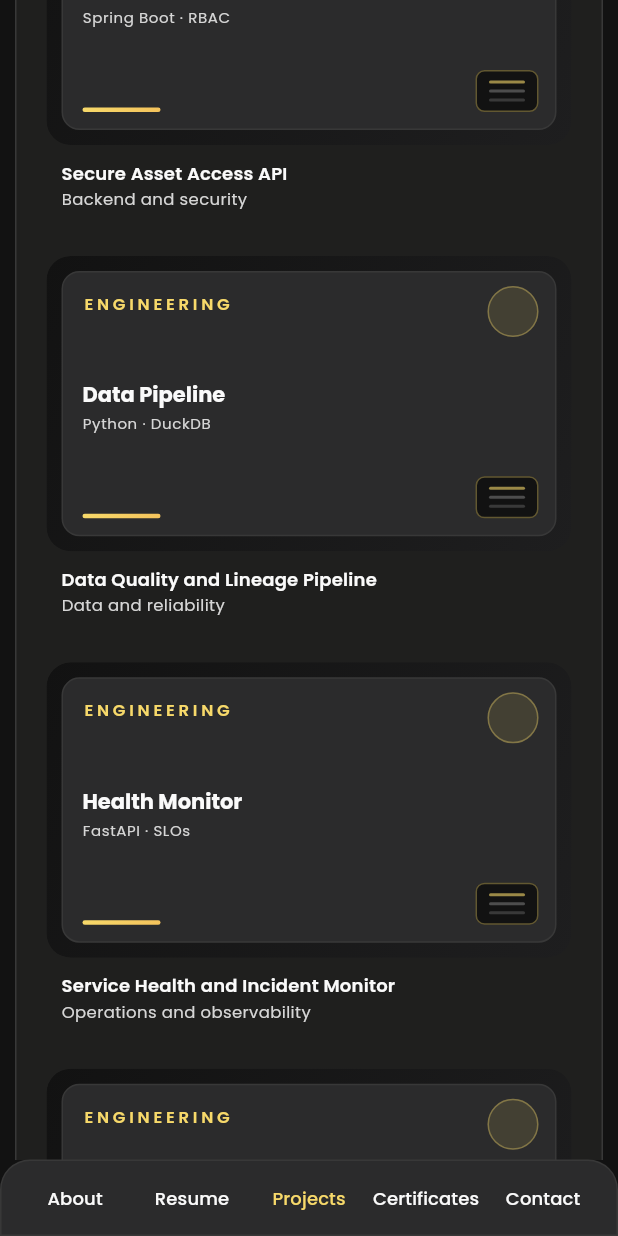
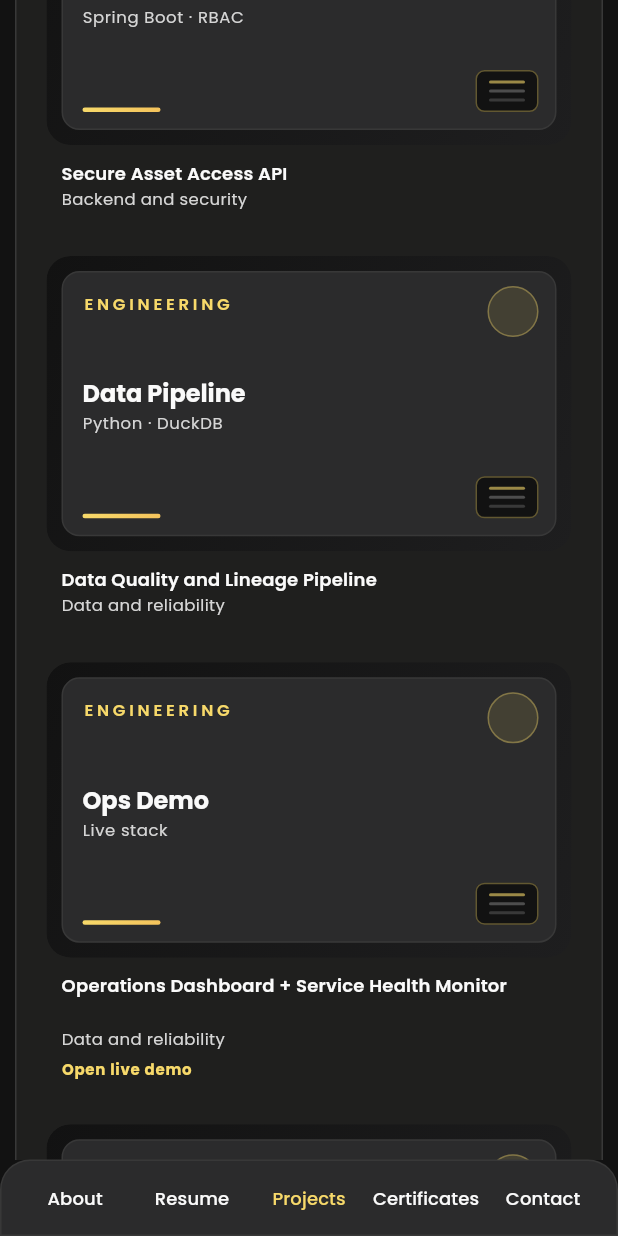
Before and after one commit to mithulram/mithulram-portfolio, a Flutter app: the screen it shows after launch, item 3 of the bottom bar chosen, scrolled down 576 dp, on a phone screen of 412 x 824 dp. Run offline on Flutter 3.47's test engine with Material 3 defaults, Android fonts, the phone set to English and light mode, and no system bars; our stand-ins replace flutter_dotenv, flutter_map, flutter_neumorphic_plus, flutter_svg, fluttertoast, get and 3 more.

Commit message:
feat: link portfolio to live operations demo
Merge the deployed Operations Dashboard stack into one project card with
live demo, frontend repo, and backend repo links on origin/main.

```diff
--- a/lib/screens/homepage/portfolio_view.dart
+++ b/lib/screens/homepage/portfolio_view.dart
@@ -139,6 +139,8 @@
   }) {
     final titleStyle = Theme.of(context).textTheme.titleMedium;
     final typeStyle = Theme.of(context).textTheme.bodyMedium;
+    final liveDemoUrl = portfolioInfo['liveDemoUrl'] ?? '';
+    final titleMaxLines = liveDemoUrl.isNotEmpty ? 2 : 1;
 
     return Padding(
       padding: const EdgeInsets.symmetric(horizontal: 10),
@@ -150,13 +152,13 @@
               ? Text(
                   portfolioInfo['title']!,
                   style: titleStyle,
-                  maxLines: 1,
+                  maxLines: titleMaxLines,
                   overflow: TextOverflow.ellipsis,
                 )
               : SelectableText(
                   portfolioInfo['title']!,
                   style: titleStyle,
-                  maxLines: 1,
+                  maxLines: titleMaxLines,
                 ),
           desktop
               ? Text(
@@ -170,6 +172,25 @@
                   style: typeStyle,
                   minLines: 1,
                 ),
+          if (liveDemoUrl.isNotEmpty) ...[
+            const SizedBox(height: 6),
+            InkWell(
+              onTap: () async {
+                if (!await launchUrl(Uri.parse(liveDemoUrl))) {
+                  throw Exception('could not launch url');
+                }
+              },
+              child: Text(
+                'Open live demo',
+                maxLines: 1,
+                overflow: TextOverflow.ellipsis,
+                style: Theme.of(context).textTheme.labelMedium?.copyWith(
+                      color: AppColors.selectionColor,
+                      fontWeight: FontWeight.w700,
+                    ),
+              ),
+            ),
+          ],
         ],
       ),
     );
@@ -232,21 +253,23 @@
               children: [
                 Text(
                   label,
-                  maxLines: 2,
+                  maxLines: 1,
                   overflow: TextOverflow.ellipsis,
                   style: Theme.of(context).textTheme.titleLarge?.copyWith(
                         color: AppColors.white,
                         fontWeight: FontWeight.w700,
-                        height: 1.1,
+                        height: 1.05,
+                        fontSize: 16,
                       ),
                 ),
-                const SizedBox(height: 6),
+                const SizedBox(height: 4),
                 Text(
                   tagline,
                   maxLines: 1,
                   overflow: TextOverflow.ellipsis,
                   style: Theme.of(context).textTheme.bodySmall?.copyWith(
                         color: AppColors.lightGray,
+                        fontSize: 11,
                       ),
                 ),
               ],
@@ -377,16 +400,37 @@
   }
 
   Widget _buttons(BuildContext context) {
+    final liveDemo = portfolioInfo['liveDemoUrl'] ?? '';
     final github = portfolioInfo['githubUrl'] ?? '';
+    final companion = portfolioInfo['companionRepoUrl'] ?? '';
     final playstore = portfolioInfo['playstoreUrl'] ?? '';
     final appstore = portfolioInfo['appstoreUrl'] ?? '';
     final buttons = <Widget>[];
 
+    if (liveDemo.isNotEmpty) {
+      buttons.add(_linkButton(
+        context,
+        url: liveDemo,
+        icon: const Icon(Icons.play_arrow_rounded,
+            size: 18, color: AppColors.selectionColor),
+        label: 'Open live demo',
+      ));
+    }
     if (github.isNotEmpty) {
-      buttons.add(_linkButton(context,
-          url: github,
-          icon: SvgPicture.asset('assets/svg/github.svg', height: 18),
-          label: 'GitHub'));
+      buttons.add(_linkButton(
+        context,
+        url: github,
+        icon: SvgPicture.asset('assets/svg/github.svg', height: 18),
+        label: companion.isNotEmpty ? 'Frontend repo' : 'GitHub',
+      ));
+    }
+    if (companion.isNotEmpty) {
+      buttons.add(_linkButton(
+        context,
+        url: companion,
+        icon: SvgPicture.asset('assets/svg/github.svg', height: 18),
+        label: 'Backend repo',
+      ));
     }
     if (appstore.isNotEmpty) {
       buttons.add(_linkButton(context,
--- a/lib/utils/common_strings.dart
+++ b/lib/utils/common_strings.dart
@@ -153,22 +153,25 @@
 ''',
   };
 
-  static const Map<String, String> healthMonitorApp = {
-    'githubUrl': 'https://github.com/mithulram/service-health-incident-monitor',
-    'coverImage': 'assets/images/cover-health-monitor.svg',
-    'coverLabel': 'Health Monitor',
-    'coverTagline': 'FastAPI · SLOs',
-    'title': 'Service Health and Incident Monitor',
-    'iconUrl': 'assets/svg/python.svg',
-    'type': 'Operations and observability',
+  static const Map<String, String> operationsStackApp = {
+    'githubUrl': 'https://github.com/mithulram/operations-dashboard',
+    'companionRepoUrl':
+        'https://github.com/mithulram/service-health-incident-monitor',
+    'liveDemoUrl': 'https://operations-dashboard-b8v.pages.dev',
+    'coverImage': 'assets/images/cover-ops-dashboard.svg',
+    'coverLabel': 'Ops Demo',
+    'coverTagline': 'Live stack',
+    'title': 'Operations Dashboard + Service Health Monitor',
+    'iconUrl': 'assets/svg/react.svg',
+    'type': 'Data and reliability',
     'about': '''
-A FastAPI monitor that exposes readiness, Prometheus-format metrics, availability SLOs, synthetic error-budget reasoning, and incident context.
+An end-to-end live full-stack demo: a React/Vite operations dashboard on Cloudflare Pages, a FastAPI service-health backend on Render, SLO and error-budget views, incident context, and deployed smoke checks.
 
-**Proof:** HTTP tests prove that a demo fault injection changes error-budget headroom.
+**Proof:** Live dashboard reads the deployed monitor API; backend and frontend smoke tests verify health, summary, incidents, and CORS.
 
-**Technologies:** Python, FastAPI, Prometheus text metrics, health endpoints, SLO/error budget, GitHub Actions
+**Technologies:** React, TypeScript, Vite, FastAPI, Prometheus text metrics, SLO/error budget, GitHub Actions
 
-Events are synthetic and in memory; SLO/error budget is process-lifetime, not a monthly production measurement.
+Synthetic in-memory demo data only; not production monitoring software or a multi-tenant NOC product.
 ''',
   };
 
@@ -211,25 +214,6 @@
 ''',
   };
 
-  static const Map<String, String> opsDashboardApp = {
-    'githubUrl': 'https://github.com/mithulram/operations-dashboard',
-    'coverImage': 'assets/images/cover-ops-dashboard.svg',
-    'coverLabel': 'Ops Dashboard',
-    'coverTagline': 'React · Metrics',
-    'title': 'Operations Dashboard',
-    'iconUrl': 'assets/svg/react.svg',
-    'type': 'Operations and observability',
-    'about': '''
-A React dashboard that consumes the service-health monitor API to visualise availability, error-budget headroom, and incident context for engineering review.
-
-**Proof:** Typed API client, responsive layout, and dashboard views wired to live monitor endpoints in local demo mode.
-
-**Technologies:** React, TypeScript, REST API integration
-
-Demo dashboard for the portfolio monitor; not a production NOC or multi-tenant operations product.
-''',
-  };
-
   static const Map<String, String> aiLabApp = {
     'githubUrl': 'https://github.com/mithulram/ai-engineering-lab-project',
     'coverImage': 'assets/images/cover-ai-lab.svg',
@@ -253,8 +237,7 @@
     rupeeRouteApp,
     secureAssetApiApp,
     dataPipelineApp,
-    healthMonitorApp,
-    opsDashboardApp,
+    operationsStackApp,
     automotiveSecurityApp,
     batteryTelemetryApp,
     aiLabApp,
```
Also changed, not shown: 7 other files.
